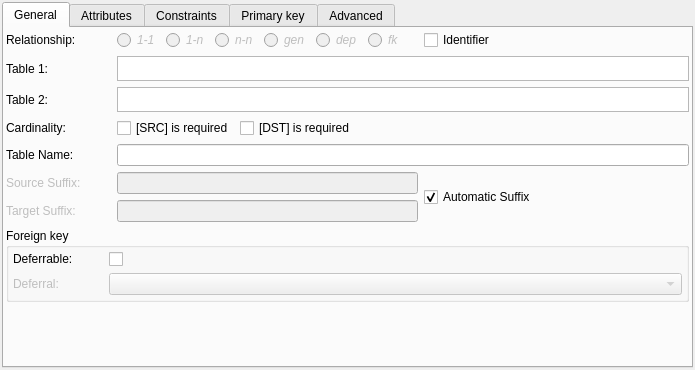
This is libpgmodeler_ui/ui/relationshipwidget.ui in pgmodeler/pgmodeler as Qt 5 draws it before an edit. The edited form follows.
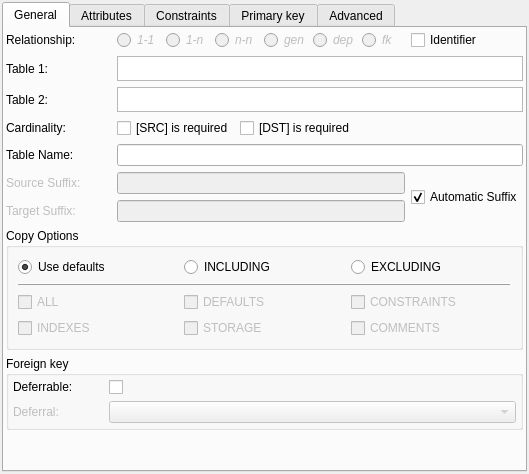
This is the edited form.

Commit message:
Add support to INCLUDING/EXCLUDING options when dealing with copy relationships. (issues #194)
Minor fixes on Relationship class

Minor changes on Table editing form

```diff
--- a/libpgmodeler_ui/ui/relationshipwidget.ui
+++ b/libpgmodeler_ui/ui/relationshipwidget.ui
@@ -6,8 +6,8 @@
    <rect>
     <x>0</x>
     <y>0</y>
-    <width>695</width>
-    <height>370</height>
+    <width>529</width>
+    <height>474</height>
    </rect>
   </property>
   <property name="sizePolicy">
@@ -54,6 +54,13 @@
        <property name="spacing">
         <number>6</number>
        </property>
+       <item row="4" column="1" colspan="2">
+        <widget class="QLineEdit" name="relnn_tab_name_edt">
+         <property name="toolTip">
+          <string>Name of the table generated from many to many relationship</string>
+         </property>
+        </widget>
+       </item>
        <item row="0" column="0">
         <widget class="QLabel" name="rel_type_lbl">
          <property name="sizePolicy">
@@ -331,6 +338,19 @@
          </property>
         </widget>
        </item>
+       <item row="9" column="1">
+        <spacer name="verticalSpacer">
+         <property name="orientation">
+          <enum>Qt::Vertical</enum>
+         </property>
+         <property name="sizeHint" stdset="0">
+          <size>
+           <width>20</width>
+           <height>40</height>
+          </size>
+         </property>
+        </spacer>
+       </item>
        <item row="1" column="1" colspan="2">
         <widget class="QTextEdit" name="ref_table_txt">
          <property name="minimumSize">
@@ -517,13 +537,6 @@
          </property>
         </widget>
        </item>
-       <item row="4" column="1" colspan="2">
-        <widget class="QLineEdit" name="relnn_tab_name_edt">
-         <property name="toolTip">
-          <string>Name of the table generated from many to many relationship</string>
-         </property>
-        </widget>
-       </item>
        <item row="5" column="0">
         <widget class="QLabel" name="src_suffix_lbl">
          <property name="enabled">
@@ -606,7 +619,7 @@
          </property>
         </widget>
        </item>
-       <item row="7" column="0" colspan="3">
+       <item row="8" column="0" colspan="3">
         <widget class="QGroupBox" name="foreign_key_gb">
          <property name="sizePolicy">
           <sizepolicy hsizetype="Expanding" vsizetype="Fixed">
@@ -733,19 +746,6 @@
          </layout>
         </widget>
        </item>
-       <item row="8" column="1">
-        <spacer name="verticalSpacer">
-         <property name="orientation">
-          <enum>Qt::Vertical</enum>
-         </property>
-         <property name="sizeHint" stdset="0">
-          <size>
-           <width>20</width>
-           <height>40</height>
-          </size>
-         </property>
-        </spacer>
-       </item>
        <item row="5" column="2" rowspan="2">
         <widget class="QCheckBox" name="auto_suffix_chk">
          <property name="sizePolicy">
@@ -762,6 +762,127 @@
          </property>
         </widget>
        </item>
+       <item row="7" column="0" colspan="3">
+        <widget class="QGroupBox" name="copy_options_grp">
+         <property name="sizePolicy">
+          <sizepolicy hsizetype="Preferred" vsizetype="Expanding">
+           <horstretch>0</horstretch>
+           <verstretch>0</verstretch>
+          </sizepolicy>
+         </property>
+         <property name="title">
+          <string>Copy Options</string>
+         </property>
+         <layout class="QGridLayout" name="gridLayout_4">
+          <item row="3" column="0">
+           <widget class="QCheckBox" name="indexes_chk">
+            <property name="enabled">
+             <bool>false</bool>
+            </property>
+            <property name="text">
+             <string>INDEXES</string>
+            </property>
+           </widget>
+          </item>
+          <item row="3" column="2">
+           <widget class="QCheckBox" name="comments_chk">
+            <property name="enabled">
+             <bool>false</bool>
+            </property>
+            <property name="text">
+             <string>COMMENTS</string>
+            </property>
+           </widget>
+          </item>
+          <item row="0" column="1">
+           <widget class="QRadioButton" name="including_rb">
+            <property name="text">
+             <string>INCLUDING</string>
+            </property>
+           </widget>
+          </item>
+          <item row="2" column="1">
+           <widget class="QCheckBox" name="defaults_chk">
+            <property name="enabled">
+             <bool>false</bool>
+            </property>
+            <property name="text">
+             <string>DEFAULTS</string>
+            </property>
+           </widget>
+          </item>
+          <item row="0" column="2">
+           <widget class="QRadioButton" name="excluding_rb">
+            <property name="sizePolicy">
+             <sizepolicy hsizetype="Minimum" vsizetype="Fixed">
+              <horstretch>0</horstretch>
+              <verstretch>0</verstretch>
+             </sizepolicy>
+            </property>
+            <property name="text">
+             <string>EXCLUDING</string>
+            </property>
+           </widget>
+          </item>
+          <item row="2" column="2">
+           <widget class="QCheckBox" name="constraints_chk">
+            <property name="enabled">
+             <bool>false</bool>
+            </property>
+            <property name="text">
+             <string>CONSTRAINTS</string>
+            </property>
+           </widget>
+          </item>
+          <item row="0" column="0">
+           <widget class="QRadioButton" name="defaults_rb">
+            <property name="sizePolicy">
+             <sizepolicy hsizetype="Minimum" vsizetype="Fixed">
+              <horstretch>0</horstretch>
+              <verstretch>0</verstretch>
+             </sizepolicy>
+            </property>
+            <property name="text">
+             <string>Use defaults</string>
+            </property>
+            <property name="checked">
+             <bool>true</bool>
+            </property>
+           </widget>
+          </item>
+          <item row="2" column="0">
+           <widget class="QCheckBox" name="all_chk">
+            <property name="enabled">
+             <bool>false</bool>
+            </property>
+            <property name="text">
+             <string>ALL</string>
+            </property>
+           </widget>
+          </item>
+          <item row="3" column="1">
+           <widget class="QCheckBox" name="storage_chk">
+            <property name="enabled">
+             <bool>false</bool>
+            </property>
+            <property name="text">
+             <string>STORAGE</string>
+            </property>
+           </widget>
+          </item>
+          <item row="1" column="0" colspan="3">
+           <widget class="QFrame" name="frame">
+            <property name="frameShape">
+             <enum>QFrame::HLine</enum>
+            </property>
+            <property name="frameShadow">
+             <enum>QFrame::Raised</enum>
+            </property>
+           </widget>
+          </item>
+         </layout>
+        </widget>
+       </item>
       </layout>
      </widget>
      <widget class="QWidget" name="tab_3">
```
The commit also changes 20 other files.
